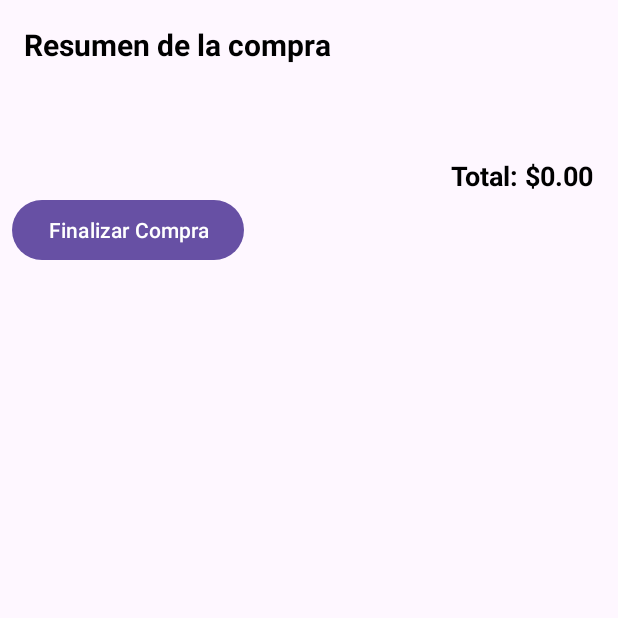
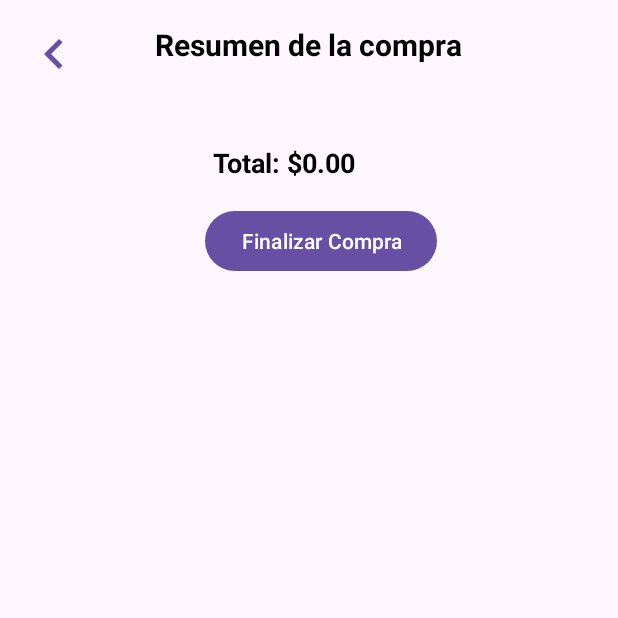
Before and after one commit to AbigaailAcuna/Desafio2DSM, an Android app: the Carrito screen opened directly, with no data from a screen before it, on a phone screen of 412 x 824 dp, the top half of it. Run offline under Robolectric (Android 15) with nearby library versions, the phone set to English and light mode, and no system bars; our stand-ins replace Firebase (no records; nobody signed in at launch, a user with empty details on screens opened directly); 1 statement that could not run was skipped.

```diff
--- a/app/src/main/java/com/example/desafio2dsm/Carrito.java
+++ b/app/src/main/java/com/example/desafio2dsm/Carrito.java
@@ -24,6 +24,8 @@ import com.google.firebase.database.FirebaseDatabase;
 public class Carrito extends AppCompatActivity {
 
     Button btnFinalizar;
+
+    Button btnRegresar;
     ArrayList<MenuItem> selectedItems; // Variable para almacenar los elementos seleccionados
     HashMap<String, Integer> itemCountMap; // Mapa para almacenar la cantidad de cada elemento
 
@@ -132,5 +134,14 @@ public class Carrito extends AppCompatActivity {
                 startActivity(new Intent(Carrito.this,Finalizar.class));
             }
         });
+
+        btnRegresar=findViewById(R.id.btnRegresar);
+
+        btnRegresar.setOnClickListener(new View.OnClickListener() {
+            @Override
+            public void onClick(View v) {
+                startActivity(new Intent(Carrito.this,Menu.class));
+            }
+        });
     }
-}
+    }
--- /dev/null
+++ b/app/src/main/res/drawable/ic_back_arrow.xml
@@ -0,0 +1,5 @@
+<vector android:autoMirrored="true" android:height="24dp"
+    android:tint="#000000" android:viewportHeight="24"
+    android:viewportWidth="24" android:width="24dp" xmlns:android="http://schemas.android.com/apk/res/android">
+    <path android:fillColor="@android:color/white" android:pathData="M15.41,16.59L10.83,12l4.58,-4.59L14,6l-6,6 6,6 1.41,-1.41z"/>
+</vector>
--- a/app/src/main/res/layout/activity_carrito.xml
+++ b/app/src/main/res/layout/activity_carrito.xml
@@ -3,6 +3,22 @@
     android:layout_width="match_parent"
     android:layout_height="match_parent"
     android:orientation="vertical">
+
+    <RelativeLayout
+        android:layout_width="match_parent"
+        android:layout_height="wrap_content">
+
+        <Button
+            android:id="@+id/btnRegresar"
+            android:layout_width="40dp"
+            android:layout_height="40dp"
+            android:layout_alignParentStart="true"
+            android:layout_alignParentTop="true"
+            android:layout_marginStart="16dp"
+            android:layout_marginTop="16dp"
+            android:background="@drawable/ic_back_arrow"
+            android:backgroundTint="@null"
+            android:textColor="@android:color/transparent"/>
 
         <!-- Título "Resumen de la compra" -->
         <TextView
@@ -11,11 +27,11 @@
             android:text="@string/ResumenCompra"
             android:textSize="20sp"
             android:textStyle="bold"
+            android:layout_centerHorizontal="true"
             android:layout_marginTop="16dp"
-        android:layout_marginStart="16dp"
-        android:textColor="@color/black"
-        android:layout_marginBottom="45dp"
-        />
+            android:textColor="@color/black"/>
+
+    </RelativeLayout>
 
     <!-- Lista de elementos seleccionados -->
     <LinearLayout
@@ -25,6 +41,7 @@
         android:orientation="vertical"
         android:layout_marginStart="16dp"
         android:paddingStart="16dp"
+        android:layout_marginTop="24dp"
         android:layout_marginRight="15dp"/>
 
     <!-- Texto para el total -->
@@ -38,7 +55,7 @@
         android:layout_marginTop="16dp"
         android:layout_marginEnd="16dp"
         android:textColor="@color/black"
-        android:layout_gravity="end"/>
+        android:layout_gravity="center_horizontal"/>
 
     <Button
         android:id="@+id/btnFinalizar"
@@ -46,6 +63,8 @@
         android:layout_height="wrap_content"
         android:layout_marginStart="8dp"
         android:text="@string/btnFinalizarCompra"
-        android:textColor="@android:color/white"/>
+        android:layout_marginTop="16dp"
+        android:textColor="@android:color/white"
+        android:layout_gravity="center_horizontal"/>
 
 </LinearLayout>
--- a/app/src/main/res/values/strings.xml
+++ b/app/src/main/res/values/strings.xml
@@ -13,6 +13,8 @@
     <string name="SubTotal">Subtotal: </string>
     <string name="Fecha">Fecha: </string>
     <string name="BtnCarrito">Ir al carrito</string>
+    <string name="BtnHistorial">Ir al historial</string>
+    <string name="BtnRegresar">Regresar</string>
     <string name="BtnAgregar">Agregar</string>
     <string name="Menu">Menu</string>
 
```
Also changed, not shown: app/src/main/java/com/example/desafio2dsm/Historial.java (+14 -1 lines), app/src/main/java/com/example/desafio2dsm/Menu.java (+11 -0 lines), app/src/main/java/com/example/desafio2dsm/MenuAdapter.java (+2 -5 lines), app/src/main/res/layout/activity_historial.xml (+20 -0 lines), app/src/main/res/layout/activity_menu.xml (+19 -2 lines), app/src/main/res/layout/menu_item.xml (+0 -8 lines). Lines whose indentation alone changed are shown as unchanged.
